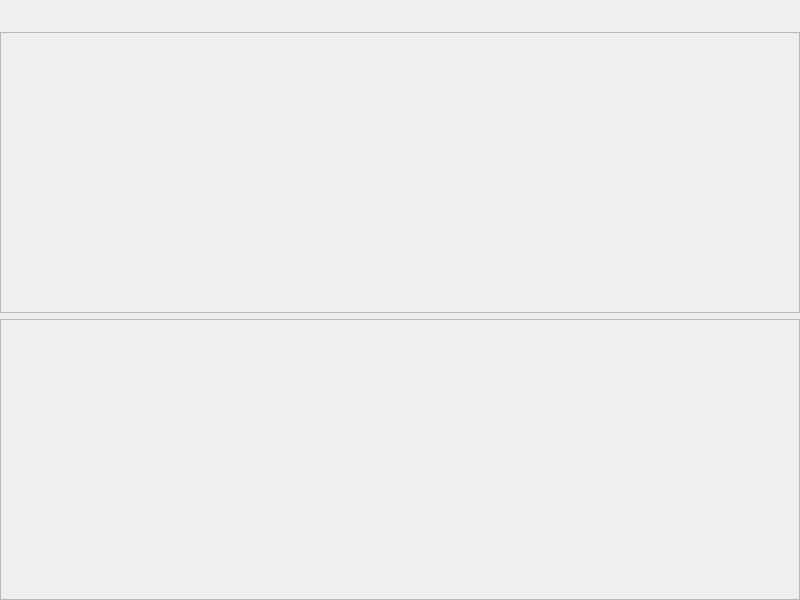
Before: the Qt Designer form MyAlbum/previewscene.ui in keyzhao0118/MyAlbum, drawn with Qt 5.
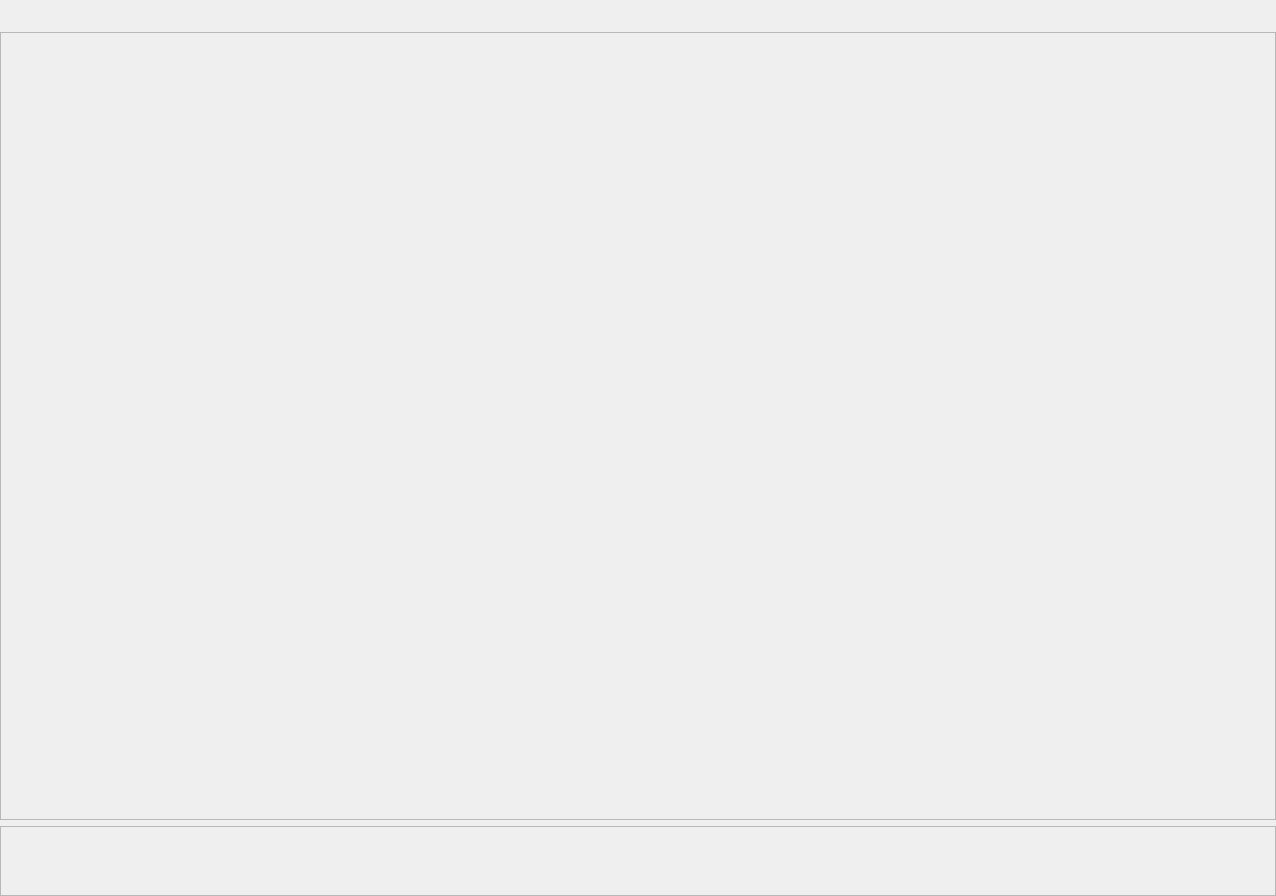
After: the same form once the commit is applied. Custom widgets are drawn as their Qt base class.

Commit message: 修改窗口默认大小

The edit to the form file:
```diff
--- a/MyAlbum/previewscene.ui
+++ b/MyAlbum/previewscene.ui
@@ -6,8 +6,8 @@
    <rect>
     <x>0</x>
     <y>0</y>
-    <width>800</width>
-    <height>600</height>
+    <width>1276</width>
+    <height>896</height>
    </rect>
   </property>
   <property name="windowTitle">
@@ -62,8 +62,8 @@
        <rect>
         <x>0</x>
         <y>0</y>
-        <width>798</width>
-        <height>273</height>
+        <width>1274</width>
+        <height>773</height>
        </rect>
       </property>
      </widget>
@@ -71,6 +71,12 @@
    </item>
    <item>
     <widget class="QScrollArea" name="albumArea">
+     <property name="sizePolicy">
+      <sizepolicy hsizetype="Expanding" vsizetype="Fixed">
+       <horstretch>0</horstretch>
+       <verstretch>0</verstretch>
+      </sizepolicy>
+     </property>
      <property name="verticalScrollBarPolicy">
       <enum>Qt::ScrollBarAlwaysOff</enum>
      </property>
@@ -82,8 +88,8 @@
        <rect>
         <x>0</x>
         <y>0</y>
-        <width>798</width>
-        <height>273</height>
+        <width>1274</width>
+        <height>69</height>
        </rect>
       </property>
      </widget>
```
